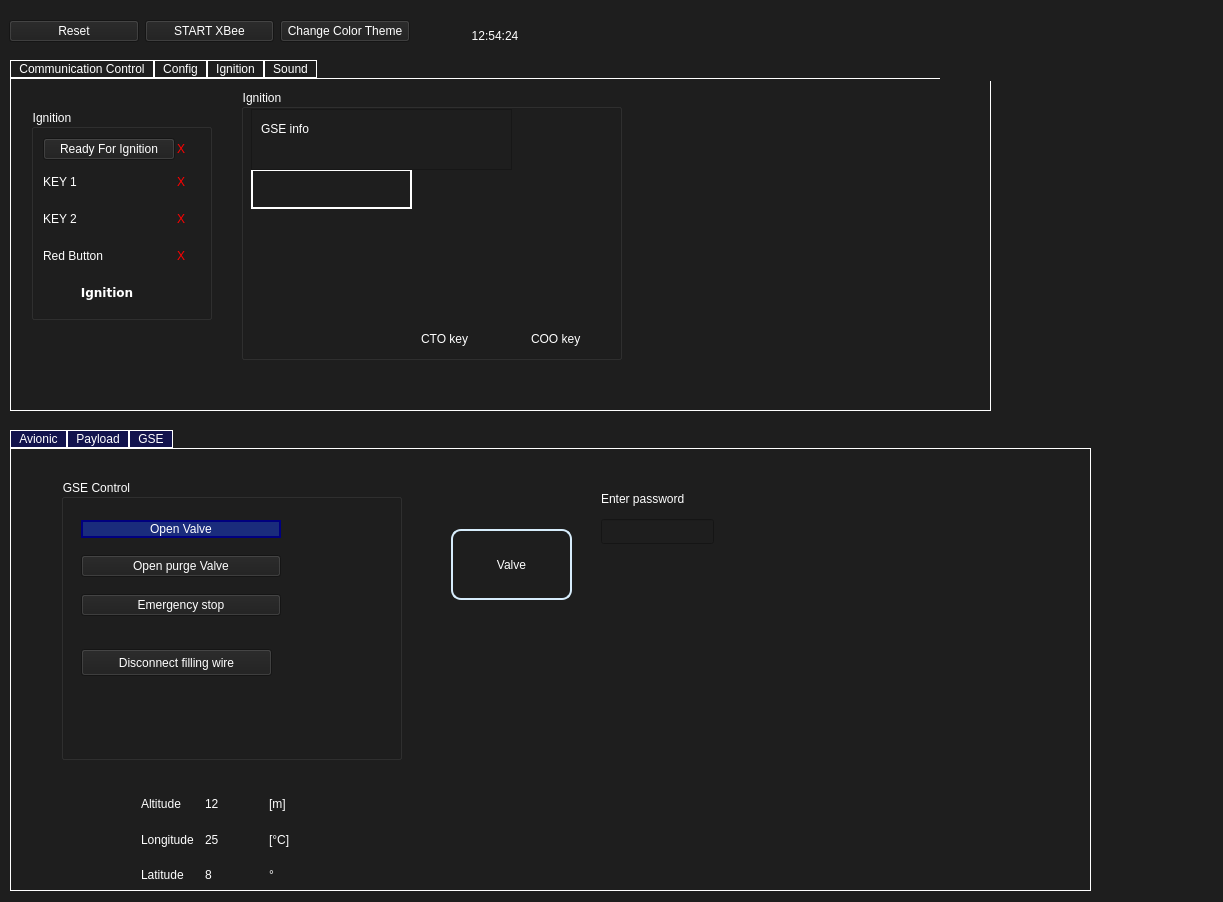
Qt form UI/ui_file/LioTest.ui (MorgesHAB/ERT2020GS) before a commit.
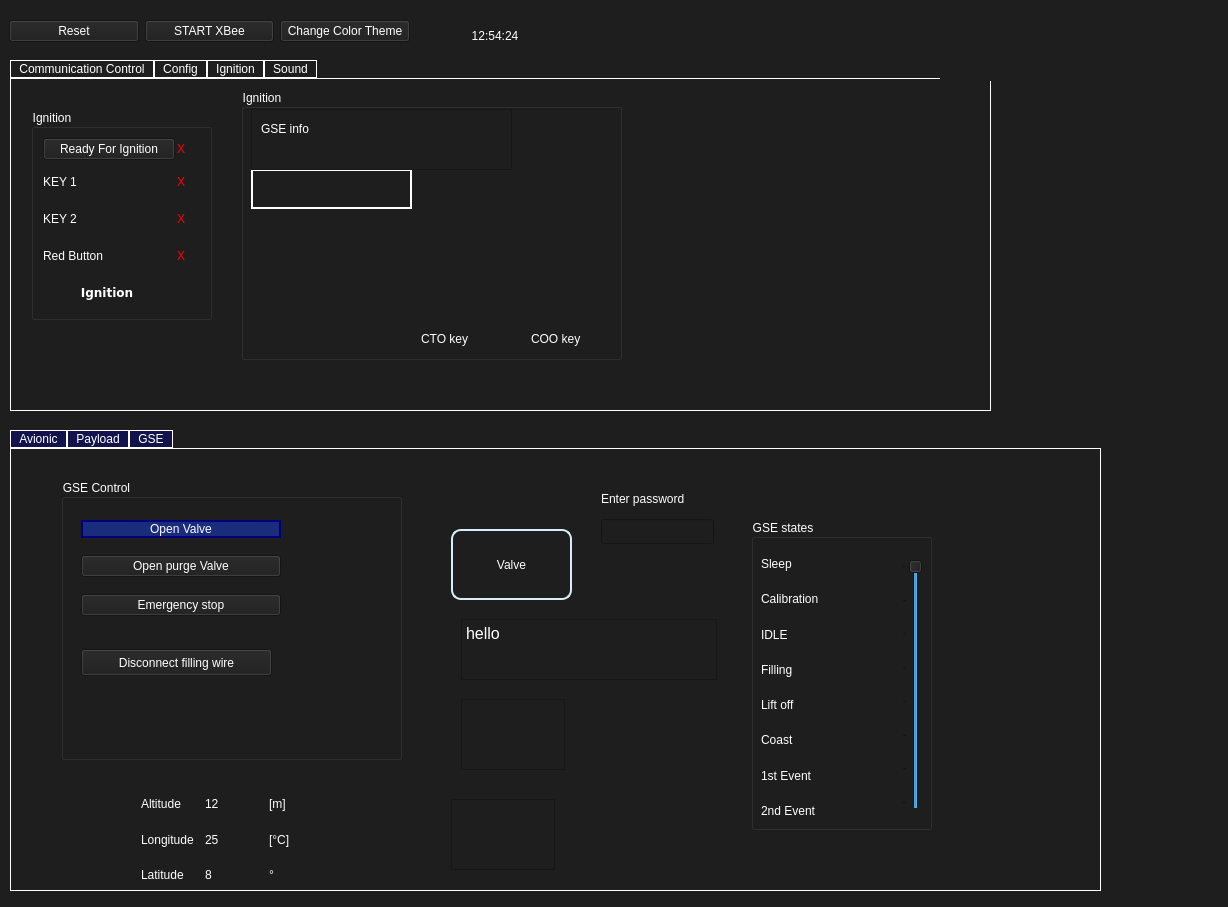
The same form after that commit. Icons and pictures are not drawn.

```diff
--- a/UI/ui_file/LioTest.ui
+++ b/UI/ui_file/LioTest.ui
@@ -6,8 +6,8 @@
    <rect>
     <x>0</x>
     <y>0</y>
-    <width>1223</width>
-    <height>902</height>
+    <width>1228</width>
+    <height>907</height>
    </rect>
   </property>
   <property name="minimumSize">
@@ -1293,7 +1293,7 @@
     <rect>
      <x>10</x>
      <y>430</y>
-     <width>1081</width>
+     <width>1091</width>
      <height>461</height>
     </rect>
    </property>
@@ -2424,6 +2424,233 @@
       <string/>
      </property>
     </widget>
+    <widget class="QGroupBox" name="groupBox_5">
+     <property name="geometry">
+      <rect>
+       <x>740</x>
+       <y>70</y>
+       <width>181</width>
+       <height>311</height>
+      </rect>
+     </property>
+     <property name="title">
+      <string>GSE states</string>
+     </property>
+     <widget class="QWidget" name="gridLayoutWidget_7">
+      <property name="geometry">
+       <rect>
+        <x>10</x>
+        <y>30</y>
+        <width>131</width>
+        <height>276</height>
+       </rect>
+      </property>
+      <layout class="QGridLayout" name="gridLayout_17">
+       <item row="1" column="0">
+        <widget class="QLabel" name="label_68">
+         <property name="text">
+          <string>Calibration</string>
+         </property>
+        </widget>
+       </item>
+       <item row="6" column="0">
+        <widget class="QLabel" name="label_70">
+         <property name="text">
+          <string>1st Event</string>
+         </property>
+        </widget>
+       </item>
+       <item row="7" column="0">
+        <widget class="QLabel" name="label_71">
+         <property name="text">
+          <string>2nd Event</string>
+         </property>
+        </widget>
+       </item>
+       <item row="5" column="0">
+        <widget class="QLabel" name="label_72">
+         <property name="text">
+          <string>Coast</string>
+         </property>
+        </widget>
+       </item>
+       <item row="0" column="0">
+        <widget class="QLabel" name="label_73">
+         <property name="text">
+          <string>Sleep</string>
+         </property>
+        </widget>
+       </item>
+       <item row="3" column="0">
+        <widget class="QLabel" name="label_74">
+         <property name="text">
+          <string>Filling</string>
+         </property>
+        </widget>
+       </item>
+       <item row="4" column="0">
+        <widget class="QLabel" name="label_75">
+         <property name="text">
+          <string>Lift off</string>
+         </property>
+        </widget>
+       </item>
+       <item row="2" column="0">
+        <widget class="QLabel" name="label_76">
+         <property name="text">
+          <string>IDLE</string>
+         </property>
+        </widget>
+       </item>
+       <item row="0" column="1">
+        <widget class="QLabel" name="label_77">
+         <property name="styleSheet">
+          <string notr="true">image: url(:/assets/green_check.png);</string>
+         </property>
+         <property name="text">
+          <string/>
+         </property>
+        </widget>
+       </item>
+       <item row="1" column="1">
+        <widget class="QLabel" name="label_78">
+         <property name="styleSheet">
+          <string notr="true">image: url(:/assets/green_check.png);</string>
+         </property>
+         <property name="text">
+          <string/>
+         </property>
+        </widget>
+       </item>
+       <item row="2" column="1">
+        <widget class="QLabel" name="label_79">
+         <property name="styleSheet">
+          <string notr="true">image: url(:/assets/green_check.png);</string>
+         </property>
+         <property name="text">
+          <string/>
+         </property>
+        </widget>
+       </item>
+       <item row="3" column="1">
+        <widget class="QLabel" name="label_80">
+         <property name="styleSheet">
+          <string notr="true">image: url(:/assets/green_check.png);</string>
+         </property>
+         <property name="text">
+          <string/>
+         </property>
+        </widget>
+       </item>
+       <item row="4" column="1">
+        <widget class="QLabel" name="label_81">
+         <property name="styleSheet">
+          <string notr="true">image: url(:/assets/green_check.png);</string>
+         </property>
+         <property name="text">
+          <string/>
+         </property>
+        </widget>
+       </item>
+       <item row="5" column="1">
+        <widget class="QLabel" name="label_82">
+         <property name="styleSheet">
+          <string notr="true">image: url(:/assets/green_check.png);</string>
+         </property>
+         <property name="text">
+          <string/>
+         </property>
+        </widget>
+       </item>
+       <item row="6" column="1">
+        <widget class="QLabel" name="label_83">
+         <property name="styleSheet">
+          <string notr="true">image: url(:/assets/green_check.png);</string>
+         </property>
+         <property name="text">
+          <string/>
+         </property>
+        </widget>
+       </item>
+       <item row="7" column="1">
+        <widget class="QLabel" name="label_84">
+         <property name="styleSheet">
+          <string notr="true">image: url(:/assets/redCross.png);</string>
+         </property>
+         <property name="text">
+          <string/>
+         </property>
+        </widget>
+       </item>
+      </layout>
+     </widget>
+     <widget class="QSlider" name="verticalSlider_6">
+      <property name="geometry">
+       <rect>
+        <x>150</x>
+        <y>40</y>
+        <width>22</width>
+        <height>251</height>
+       </rect>
+      </property>
+      <property name="styleSheet">
+       <string notr="true"/>
+      </property>
+      <property name="maximum">
+       <number>7</number>
+      </property>
+      <property name="value">
+       <number>7</number>
+      </property>
+      <property name="orientation">
+       <enum>Qt::Vertical</enum>
+      </property>
+      <property name="tickPosition">
+       <enum>QSlider::TicksAbove</enum>
+      </property>
+      <property name="tickInterval">
+       <number>1</number>
+      </property>
+     </widget>
+    </widget>
+    <widget class="QTextBrowser" name="textBrowser">
+     <property name="geometry">
+      <rect>
+       <x>450</x>
+       <y>170</y>
+       <width>256</width>
+       <height>61</height>
+      </rect>
+     </property>
+     <property name="html">
+      <string>&lt;!DOCTYPE HTML PUBLIC &quot;-//W3C//DTD HTML 4.0//EN&quot; &quot;http://www.w3.org/TR/REC-html40/strict.dtd&quot;&gt;
+&lt;html&gt;&lt;head&gt;&lt;meta name=&quot;qrichtext&quot; content=&quot;1&quot; /&gt;&lt;style type=&quot;text/css&quot;&gt;
+p, li { white-space: pre-wrap; }
+&lt;/style&gt;&lt;/head&gt;&lt;body style=&quot; font-family:'MS Shell Dlg 2'; font-size:12pt; font-weight:400; font-style:normal;&quot;&gt;
+&lt;p style=&quot; margin-top:0px; margin-bottom:0px; margin-left:0px; margin-right:0px; -qt-block-indent:0; text-indent:0px;&quot;&gt;hello&lt;/p&gt;
+&lt;p style=&quot;-qt-paragraph-type:empty; margin-top:0px; margin-bottom:0px; margin-left:0px; margin-right:0px; -qt-block-indent:0; text-indent:0px;&quot;&gt;&lt;br /&gt;&lt;/p&gt;&lt;/body&gt;&lt;/html&gt;</string>
+     </property>
+    </widget>
+    <widget class="QPlainTextEdit" name="plainTextEdit">
+     <property name="geometry">
+      <rect>
+       <x>450</x>
+       <y>250</y>
+       <width>104</width>
+       <height>71</height>
+      </rect>
+     </property>
+    </widget>
+    <widget class="QTextEdit" name="textEdit">
+     <property name="geometry">
+      <rect>
+       <x>440</x>
+       <y>350</y>
+       <width>104</width>
+       <height>71</height>
+      </rect>
+     </property>
+    </widget>
    </widget>
   </widget>
   <widget class="QLabel" name="label_29">
```
